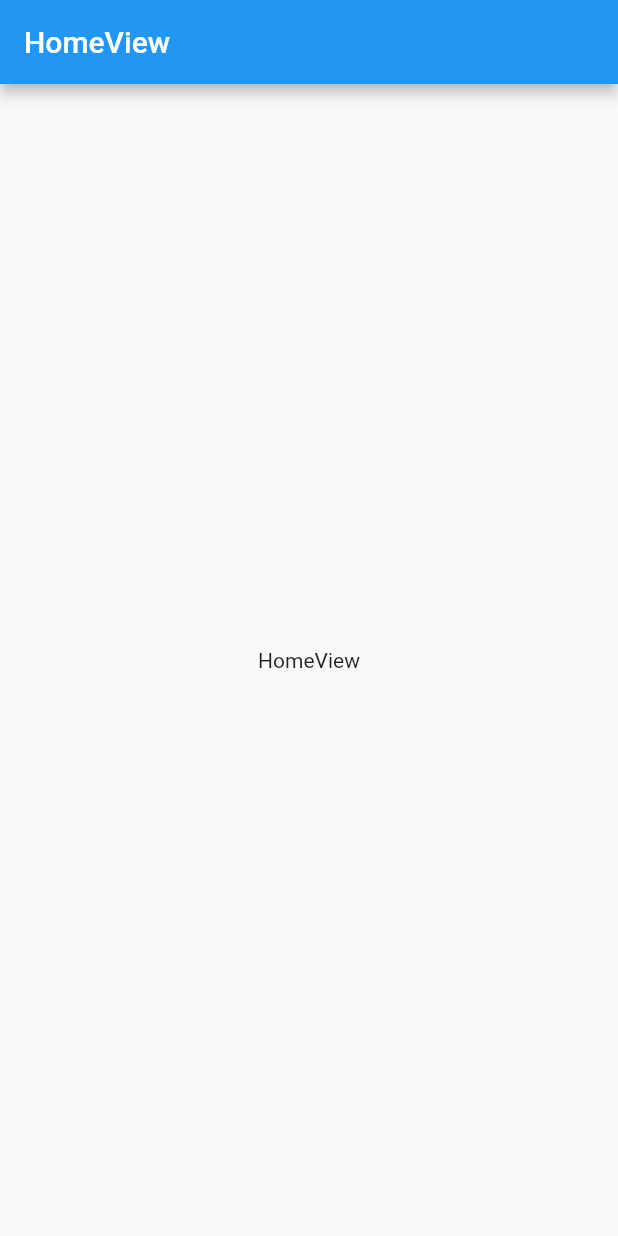
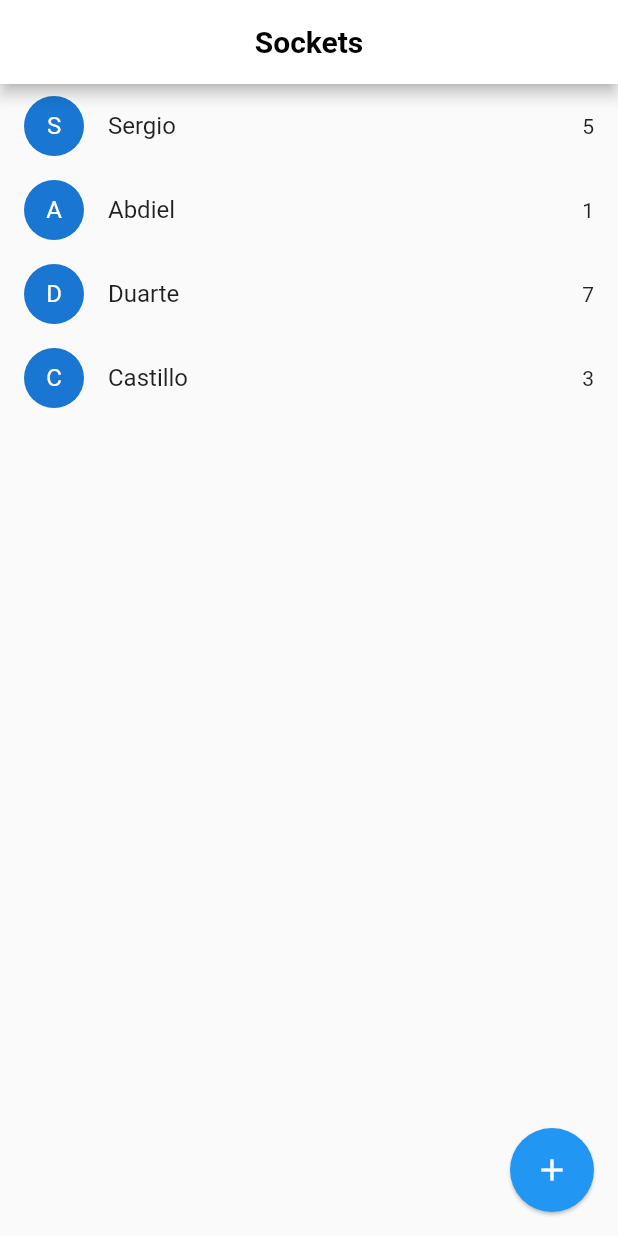
Before and after one commit to SergioK12/flutter_socket.io, a Flutter app: the screen it shows after launch, on a phone screen of 412 x 824 dp. Run offline on Flutter 3.47's test engine with Material 2 defaults, Android fonts, the phone set to English and light mode, and no system bars.

Commit message:
Agregado el list y borrado simulado

```diff
--- a/lib/models/models.dart
+++ b/lib/models/models.dart
@@ -0,0 +1 @@
+export 'package:socket/models/band.dart';
--- a/lib/views/home_view.dart
+++ b/lib/views/home_view.dart
@@ -1,16 +1,132 @@
+import 'dart:io';
+
+import 'package:flutter/cupertino.dart';
 import 'package:flutter/material.dart';
 
-class HomeView extends StatelessWidget {
+import '../models/models.dart';
+
+class HomeView extends StatefulWidget {
   const HomeView({Key? key}) : super(key: key);
+
+  @override
+  State<HomeView> createState() => _HomeViewState();
+}
+
+class _HomeViewState extends State<HomeView> {
+  List<Band> listabands = [
+    Band(id: "1", name: "Sergio", votes: 5),
+    Band(id: "2", name: "Abdiel", votes: 1),
+    Band(id: "3", name: "Duarte", votes: 7),
+    Band(id: "4", name: "Castillo", votes: 3),
+  ];
+
   @override
   Widget build(BuildContext context) {
     return Scaffold(
       appBar: AppBar(
-        title: const Text('HomeView'),
+        title: const Text(
+          'Sockets',
+          style: TextStyle(color: Colors.black, fontWeight: FontWeight.bold),
+        ),
+        centerTitle: true,
+        backgroundColor: Colors.white,
       ),
-      body: const Center(
-        child: Text('HomeView'),
+      body: ListView.builder(
+          itemCount: listabands.length,
+          itemBuilder: (context, index) => _bandTile(listabands[index])),
+      floatingActionButton: FloatingActionButton(
+          elevation: 1,
+          child: const Icon(Icons.add),
+          onPressed: () {
+            addNewBand();
+          }),
+    );
+  }
+
+  addNewBand() {
+    final textcontroller = TextEditingController();
+    if (Platform.isAndroid) {
+      showDialog(
+        context: context,
+        builder: (context) => AlertDialog(
+          title: const Text("Nueva banda"),
+          content: TextField(
+            controller: textcontroller,
+          ),
+          actions: [
+            MaterialButton(
+                elevation: 5,
+                textColor: Colors.black,
+                child: const Text("Agregar"),
+                onPressed: () => addbandnametolist(textcontroller.text))
+          ],
+        ),
+      );
+    }
+    if (Platform.isIOS) {
+      showCupertinoDialog(
+          context: context,
+          builder: (_) {
+            return CupertinoAlertDialog(
+              title: const Text("Nueva banda"),
+              content: CupertinoTextField(
+                controller: textcontroller,
+              ),
+              actions: [
+                CupertinoDialogAction(
+                  isDefaultAction: true,
+                  child: const Text("Agregar"),
+                  onPressed: () => addbandnametolist(textcontroller.text),
+                ),
+                CupertinoDialogAction(
+                    isDefaultAction: true,
+                    child: const Text("Cancelar"),
+                    onPressed: () => Navigator.pop(context))
+              ],
+            );
+          });
+    }
+  }
+
+  Widget _bandTile(Band band) {
+    return Dismissible(
+      key: Key(band.id),
+      direction: DismissDirection.startToEnd,
+      onDismissed: (direccion) {
+        debugPrint(direccion.toString());
+        //TODO: llamar la funcion borrar
+      },
+      background: Container(
+        padding: const EdgeInsets.only(left: 20),
+        color: Colors.red,
+        child: const Align(
+          alignment: Alignment.centerLeft,
+          child: Text(
+            "Eliminar elemento",
+            style: TextStyle(color: Colors.white),
+          ),
+        ),
+      ),
+      child: ListTile(
+        title: Text(band.name.toString()),
+        leading: CircleAvatar(
+          child: Text(band.name.substring(0, 1)),
+        ),
+        trailing: Text(band.votes.toString()),
+        onTap: () {
+          debugPrint(band.name);
+        },
       ),
     );
   }
+
+  void addbandnametolist(String name) {
+    debugPrint(name);
+    if (name.length > 1) {
+      listabands.add(Band(id: DateTime.now().toString(), name: name, votes: 0));
+
+      setState(() {});
+    }
+    Navigator.pop(context);
+  }
 }
```
